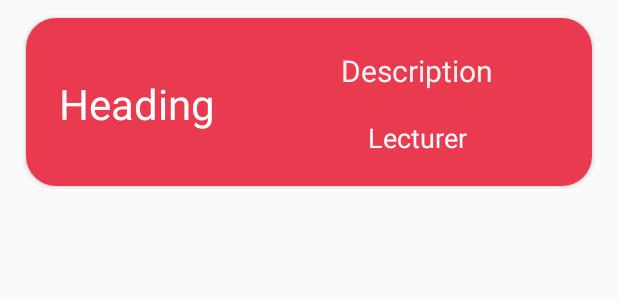
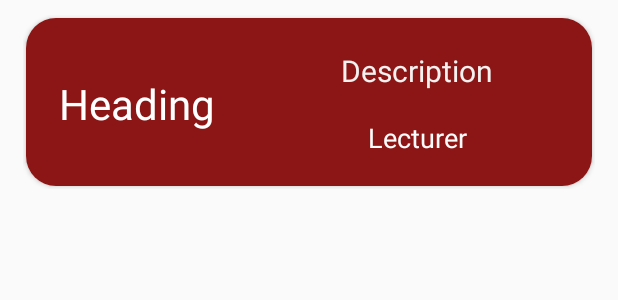
Before and after one commit to Abhiram-DLVSS/Mahindra-University-Android-App, an Android app: the layout list_item_monfrag.xml on its own in the app's theme, with its tools: preview values and no code run, on a phone screen of 412 x 824 dp. Shown: the top 300 px of the screen. Run offline under Robolectric (Android 15) with nearby library versions, the phone set to English and light mode, and no system bars.

Commit message:
TimeTable edit

```diff
--- a/app/src/main/AndroidManifest.xml
+++ b/app/src/main/AndroidManifest.xml
@@ -15,7 +15,6 @@
         <activity android:name=".SplashScreen">
             <intent-filter>
                 <action android:name="android.intent.action.MAIN" />
-
                 <category android:name="android.intent.category.LAUNCHER" />
             </intent-filter>
         </activity>
--- a/app/src/main/java/com/example/turing_login/FriFragment.java
+++ b/app/src/main/java/com/example/turing_login/FriFragment.java
@@ -123,7 +123,7 @@ public class FriFragment extends Fragment {
     }
     private  void ReadHeader(){
         final FirebaseUser firebaseUser= FirebaseAuth.getInstance().getCurrentUser();
-        DatabaseReference reference=FirebaseDatabase.getInstance().getReference().child("Friday");
+        DatabaseReference reference=FirebaseDatabase.getInstance().getReference().child("TimeTable").child("19").child("5").child("1").child("Friday");
         //   DatabaseReference reference=FirebaseDatabase.getInstance().getReference("Friday");
         reference.keepSynced(true);
         reference.addValueEventListener(new ValueEventListener() {
--- a/app/src/main/java/com/example/turing_login/MonFragment.java
+++ b/app/src/main/java/com/example/turing_login/MonFragment.java
@@ -123,7 +123,7 @@ public class MonFragment extends Fragment {
     }
     private  void ReadHeader(){
         final FirebaseUser firebaseUser= FirebaseAuth.getInstance().getCurrentUser();
-        DatabaseReference reference=FirebaseDatabase.getInstance().getReference().child("Monday");
+        DatabaseReference reference=FirebaseDatabase.getInstance().getReference().child("TimeTable").child("19").child("5").child("1").child("Monday");
         //   DatabaseReference reference=FirebaseDatabase.getInstance().getReference("Monday");
         reference.keepSynced(true);
         reference.addValueEventListener(new ValueEventListener() {
--- a/app/src/main/java/com/example/turing_login/SatFragment.java
+++ b/app/src/main/java/com/example/turing_login/SatFragment.java
@@ -123,12 +123,14 @@ public class SatFragment extends Fragment {
     }
     private  void ReadHeader(){
         final FirebaseUser firebaseUser= FirebaseAuth.getInstance().getCurrentUser();
-        DatabaseReference reference=FirebaseDatabase.getInstance().getReference().child("Saturday");
+
+        DatabaseReference reference=FirebaseDatabase.getInstance().getReference().child("TimeTable").child("19").child("5").child("1").child("Saturday");
         //   DatabaseReference reference=FirebaseDatabase.getInstance().getReference("Satday");
         reference.keepSynced(true);
         reference.addValueEventListener(new ValueEventListener() {
             @Override
             public void onDataChange(@NonNull DataSnapshot snapshot) {
+
                 listitem_satfrags.clear();
                 total=(int) snapshot.getChildrenCount();
                 for(count=0;count<total;count++){
--- a/app/src/main/java/com/example/turing_login/SplashScreen.java
+++ b/app/src/main/java/com/example/turing_login/SplashScreen.java
@@ -15,8 +15,9 @@ public class SplashScreen extends AppCompatActivity {
     @Override
     protected void onCreate(Bundle savedInstanceState) {
         super.onCreate(savedInstanceState);
+        setContentView(R.layout.activity_splash_screen);
         fauth=FirebaseAuth.getInstance();
-        setContentView(R.layout.activity_splash_screen);
+
         new Handler().postDelayed(new Runnable() {
             @Override
             public void run() {
--- a/app/src/main/java/com/example/turing_login/ThuFragment.java
+++ b/app/src/main/java/com/example/turing_login/ThuFragment.java
@@ -123,7 +123,7 @@ public class ThuFragment extends Fragment {
     }
     private  void ReadHeader(){
         final FirebaseUser firebaseUser= FirebaseAuth.getInstance().getCurrentUser();
-        DatabaseReference reference=FirebaseDatabase.getInstance().getReference().child("Thursday");
+        DatabaseReference reference=FirebaseDatabase.getInstance().getReference().child("TimeTable").child("19").child("5").child("1").child("Thursday");
         //   DatabaseReference reference=FirebaseDatabase.getInstance().getReference("Thuday");
         reference.keepSynced(true);
         reference.addValueEventListener(new ValueEventListener() {
--- a/app/src/main/java/com/example/turing_login/TueFragment.java
+++ b/app/src/main/java/com/example/turing_login/TueFragment.java
@@ -123,7 +123,7 @@ public class TueFragment extends Fragment {
     }
     private  void ReadHeader(){
         final FirebaseUser firebaseUser= FirebaseAuth.getInstance().getCurrentUser();
-        DatabaseReference reference=FirebaseDatabase.getInstance().getReference().child("Tuesday");
+        DatabaseReference reference=FirebaseDatabase.getInstance().getReference().child("TimeTable").child("19").child("5").child("1").child("Tuesday");
         //   DatabaseReference reference=FirebaseDatabase.getInstance().getReference("Tueday");
         reference.keepSynced(true);
         reference.addValueEventListener(new ValueEventListener() {
--- a/app/src/main/java/com/example/turing_login/WedFragment.java
+++ b/app/src/main/java/com/example/turing_login/WedFragment.java
@@ -123,7 +123,7 @@ public class WedFragment extends Fragment {
     }
     private  void ReadHeader(){
         final FirebaseUser firebaseUser= FirebaseAuth.getInstance().getCurrentUser();
-        DatabaseReference reference=FirebaseDatabase.getInstance().getReference().child("Wednesday");
+        DatabaseReference reference=FirebaseDatabase.getInstance().getReference().child("TimeTable").child("19").child("5").child("1").child("Wednesday");
         //   DatabaseReference reference=FirebaseDatabase.getInstance().getReference("Wedday");
         reference.keepSynced(true);
         reference.addValueEventListener(new ValueEventListener() {
--- /dev/null
+++ b/app/src/main/java/com/example/turing_login/test.java
@@ -0,0 +1,4 @@
+package com.example.turing_login;
+
+public class test {
+}
--- a/app/src/main/res/layout/activity_splash_screen.xml
+++ b/app/src/main/res/layout/activity_splash_screen.xml
@@ -3,8 +3,7 @@
     xmlns:app="http://schemas.android.com/apk/res-auto"
     xmlns:tools="http://schemas.android.com/tools"
     android:layout_width="match_parent"
-    android:layout_height="match_parent"
-    android:background="#EA5063">
+    android:layout_height="match_parent">
 
     <ImageView
         android:id="@+id/imageView2"
--- a/app/src/main/res/layout/list_item_monfrag.xml
+++ b/app/src/main/res/layout/list_item_monfrag.xml
@@ -22,7 +22,7 @@
         <RelativeLayout
             android:layout_width="match_parent"
             android:layout_height="112dp"
-            android:background="#EA3A4F"
+            android:background="@color/stan"
             android:orientation="horizontal"
             android:padding="@dimen/cardview_default_elevation">
 
@@ -37,7 +37,7 @@
                 android:layout_marginLeft="10dp"
                 android:layout_marginTop="36dp"
                 android:layout_marginBottom="36dp"
-                android:background="#EA3A4F"
+                android:background="@color/stan"
                 android:text="Heading"
                 android:textAlignment="textStart"
                 android:textColor="#FFFFFF"
@@ -59,7 +59,7 @@
                 android:layout_marginRight="10dp"
                 android:layout_marginBottom="60dp"
                 android:layout_toEndOf="@+id/textview_heading_monfrag"
-                android:background="#EA3A4F"
+                android:background="@color/stan"
                 android:text="Description"
                 android:textAlignment="center"
                 android:textColor="#F4F1F1"
--- a/app/src/main/res/values/colors.xml
+++ b/app/src/main/res/values/colors.xml
@@ -7,4 +7,6 @@
     <color name="teal_700">#FF018786</color>
     <color name="black">#FF000000</color>
     <color name="white">#FFFFFFFF</color>
+    <color name="stan">#8C1515</color>
+    <color name="mu">#EA3A4F</color>
 </resources>
--- a/app/src/main/res/values/themes.xml
+++ b/app/src/main/res/values/themes.xml
@@ -22,4 +22,7 @@
     <style name="Theme.Turing_Login.AppBarOverlay" parent="ThemeOverlay.AppCompat.Dark.ActionBar" />
 
     <style name="Theme.Turing_Login.PopupOverlay" parent="ThemeOverlay.AppCompat.Light" />
+
+
+
 </resources>
```
Also changed, not shown: app/src/main/java/com/example/turing_login/Students.java (added, +30 -0 lines), app/src/main/java/com/example/turing_login/Turing_Register.java (+40 -29 lines), app/src/main/res/layout/activity_time_table.xml (+7 -4 lines).
